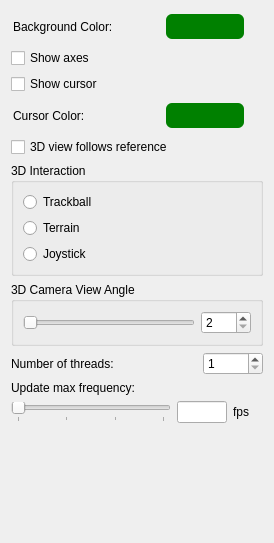
Before: the Qt Designer form IbisLib/gui/worldobjectsettingswidget.ui in IbisNeuronav/Ibis, drawn with Qt 5.
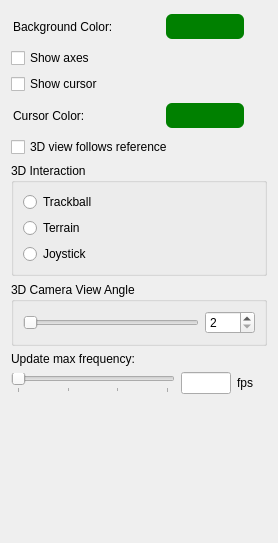
After: the same form once the commit is applied.

Commit message: Removed number of image processing thread setting. It is not being used anywhere.

```diff
--- a/IbisLib/gui/worldobjectsettingswidget.ui
+++ b/IbisLib/gui/worldobjectsettingswidget.ui
@@ -6,7 +6,7 @@
    <rect>
     <x>0</x>
     <y>0</y>
-    <width>272</width>
+    <width>278</width>
     <height>543</height>
    </rect>
   </property>
@@ -265,39 +265,6 @@
      </layout>
     </widget>
    </item>
-   <item>
-    <layout class="QHBoxLayout" name="horizontalLayout">
-     <item>
-      <widget class="QLabel" name="numberOfThreadsLabel">
-       <property name="text">
-        <string>Number of threads:</string>
-       </property>
-      </widget>
-     </item>
-     <item>
-      <widget class="QSpinBox" name="numberOfThreadsSpinBox">
-       <property name="minimumSize">
-        <size>
-         <width>60</width>
-         <height>0</height>
-        </size>
-       </property>
-       <property name="maximumSize">
-        <size>
-         <width>60</width>
-         <height>16777215</height>
-        </size>
-       </property>
-       <property name="keyboardTracking">
-        <bool>false</bool>
-       </property>
-       <property name="minimum">
-        <number>1</number>
-       </property>
-      </widget>
-     </item>
-    </layout>
-   </item>
    <item>
     <widget class="QLabel" name="updateMaxFrequencyLabel">
      <property name="text">
```
The commit also changes 6 other files.
